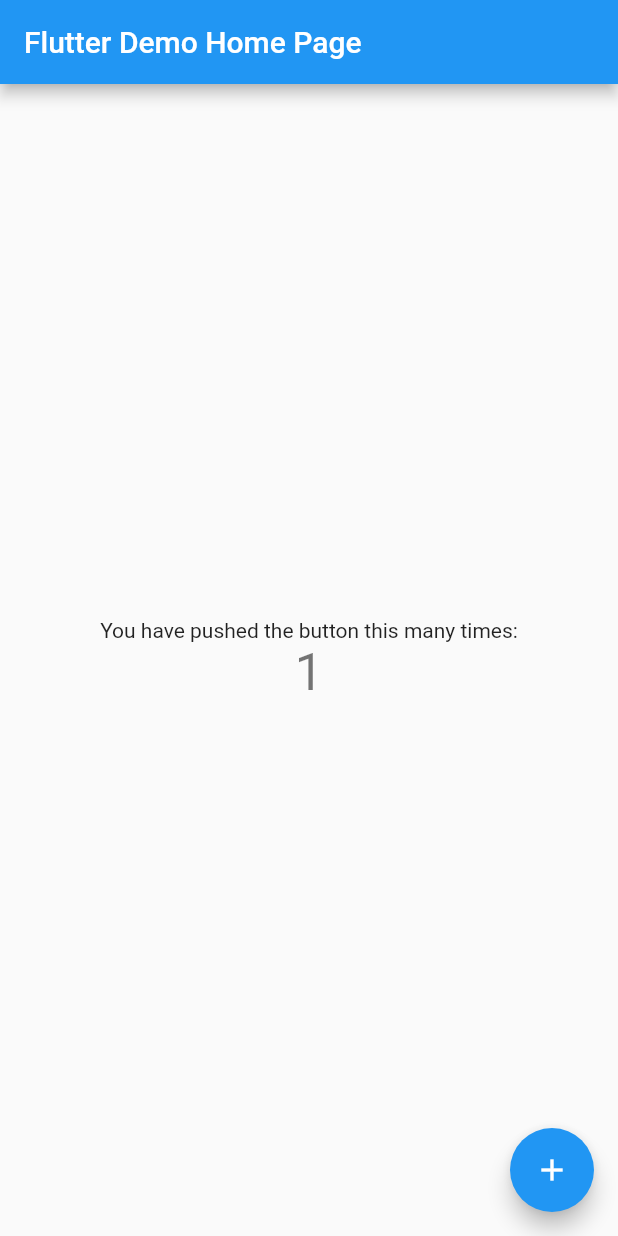
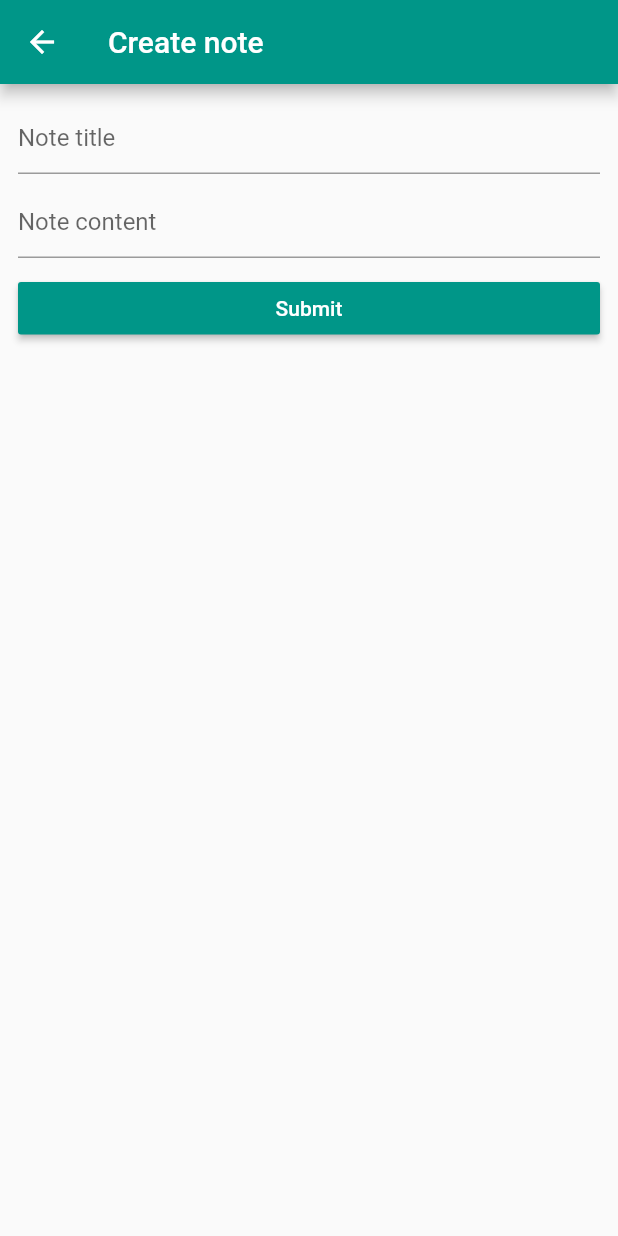
Before and after one commit to AbhishekMaira10/Flutter-Mini-Projects, a Flutter app: the screen it shows after launch, after a tap on the "add" icon, on a phone screen of 412 x 824 dp. Run offline on Flutter 3.47's test engine with Material 2 defaults, Android fonts, the phone set to English and light mode, and no system bars; our stand-ins replace google_maps_flutter; network calls fail.

Commit message:
basic ui

```diff
--- a/notes_app/lib/main.dart
+++ b/notes_app/lib/main.dart
@@ -1,111 +1,18 @@
 import 'package:flutter/material.dart';
+import 'package:notes_app/views/note_list.dart';
 
-void main() => runApp(MyApp());
+void main() => runApp(App());
 
-class MyApp extends StatelessWidget {
-  // This widget is the root of your application.
+class App extends StatelessWidget {
   @override
   Widget build(BuildContext context) {
     return MaterialApp(
       title: 'Flutter Demo',
       theme: ThemeData(
-        // This is the theme of your application.
-        //
-        // Try running your application with "flutter run". You'll see the
-        // application has a blue toolbar. Then, without quitting the app, try
-        // changing the primarySwatch below to Colors.green and then invoke
-        // "hot reload" (press "r" in the console where you ran "flutter run",
-        // or simply save your changes to "hot reload" in a Flutter IDE).
-        // Notice that the counter didn't reset back to zero; the application
-        // is not restarted.
-        primarySwatch: Colors.blue,
+        primarySwatch: Colors.teal,
       ),
-      home: MyHomePage(title: 'Flutter Demo Home Page'),
+      debugShowCheckedModeBanner: false,
+      home: NoteList(),
     );
   }
 }
-
-class MyHomePage extends StatefulWidget {
-  MyHomePage({Key key, this.title}) : super(key: key);
-
-  // This widget is the home page of your application. It is stateful, meaning
-  // that it has a State object (defined below) that contains fields that affect
-  // how it looks.
-
-  // This class is the configuration for the state. It holds the values (in this
-  // case the title) provided by the parent (in this case the App widget) and
-  // used by the build method of the State. Fields in a Widget subclass are
-  // always marked "final".
-
-  final String title;
-
-  @override
-  _MyHomePageState createState() => _MyHomePageState();
-}
-
-class _MyHomePageState extends State<MyHomePage> {
-  int _counter = 0;
-
-  void _incrementCounter() {
-    setState(() {
-      // This call to setState tells the Flutter framework that something has
-      // changed in this State, which causes it to rerun the build method below
-      // so that the display can reflect the updated values. If we changed
-      // _counter without calling setState(), then the build method would not be
-      // called again, and so nothing would appear to happen.
-      _counter++;
-    });
-  }
-
-  @override
-  Widget build(BuildContext context) {
-    // This method is rerun every time setState is called, for instance as done
-    // by the _incrementCounter method above.
-    //
-    // The Flutter framework has been optimized to make rerunning build methods
-    // fast, so that you can just rebuild anything that needs updating rather
-    // than having to individually change instances of widgets.
-    return Scaffold(
-      appBar: AppBar(
-        // Here we take the value from the MyHomePage object that was created by
-        // the App.build method, and use it to set our appbar title.
-        title: Text(widget.title),
-      ),
-      body: Center(
-        // Center is a layout widget. It takes a single child and positions it
-        // in the middle of the parent.
-        child: Column(
-          // Column is also a layout widget. It takes a list of children and
-          // arranges them vertically. By default, it sizes itself to fit its
-          // children horizontally, and tries to be as tall as its parent.
-          //
-          // Invoke "debug painting" (press "p" in the console, choose the
-          // "Toggle Debug Paint" action from the Flutter Inspector in Android
-          // Studio, or the "Toggle Debug Paint" command in Visual Studio Code)
-          // to see the wireframe for each widget.
-          //
-          // Column has various properties to control how it sizes itself and
-          // how it positions its children. Here we use mainAxisAlignment to
-          // center the children vertically; the main axis here is the vertical
-          // axis because Columns are vertical (the cross axis would be
-          // horizontal).
-          mainAxisAlignment: MainAxisAlignment.center,
-          children: <Widget>[
-            Text(
-              'You have pushed the button this many times:',
-            ),
-            Text(
-              '$_counter',
-              style: Theme.of(context).textTheme.display1,
-            ),
-          ],
-        ),
-      ),
-      floatingActionButton: FloatingActionButton(
-        onPressed: _incrementCounter,
-        tooltip: 'Increment',
-        child: Icon(Icons.add),
-      ), // This trailing comma makes auto-formatting nicer for build methods.
-    );
-  }
-}
--- /dev/null
+++ b/notes_app/lib/views/note_list.dart
@@ -0,0 +1,79 @@
+import 'package:flutter/material.dart';
+import 'package:notes_app/models/note_for_listing.dart';
+import 'package:notes_app/views/note_delete.dart';
+import 'package:notes_app/views/note_modify.dart';
+
+class NoteList extends StatelessWidget {
+  final notes = [
+    new NoteForListing(
+        noteID: "1",
+        createDateTime: DateTime.now(),
+        latestEditDateTime: DateTime.now(),
+        noteTitle: "Note 1"),
+    new NoteForListing(
+        noteID: "2",
+        createDateTime: DateTime.now(),
+        latestEditDateTime: DateTime.now(),
+        noteTitle: "Note 2"),
+    new NoteForListing(
+        noteID: "3",
+        createDateTime: DateTime.now(),
+        latestEditDateTime: DateTime.now(),
+        noteTitle: "Note 3"),
+  ];
+
+  String formatDateTime(DateTime dateTime) {
+    return '${dateTime.day}/${dateTime.month}/${dateTime.year}';
+  }
+
+  @override
+  Widget build(BuildContext context) {
+    return Scaffold(
+      appBar: AppBar(title: Text('List of notes')),
+      floatingActionButton: FloatingActionButton(
+        onPressed: () {
+          Navigator.of(context)
+              .push(MaterialPageRoute(builder: (_) => NoteModify()));
+        },
+        child: Icon(Icons.add),
+      ),
+      body: ListView.separated(
+        separatorBuilder: (_, __) => Divider(height: 1, color: Colors.green),
+        itemBuilder: (_, index) {
+          return Dismissible(
+            key: ValueKey(notes[index].noteID),
+            direction: DismissDirection.startToEnd,
+            onDismissed: (direction) {},
+            confirmDismiss: (direction) async {
+              final result = await showDialog(
+                  context: context, builder: (_) => NoteDelete());
+              print(result);
+              return result;
+            },
+            background: Container(
+              color: Colors.red,
+              padding: EdgeInsets.only(left: 16),
+              child: Align(
+                child: Icon(Icons.delete, color: Colors.white),
+                alignment: Alignment.centerLeft,
+              ),
+            ),
+            child: ListTile(
+              title: Text(
+                notes[index].noteTitle,
+                style: TextStyle(color: Colors.blue),
+              ),
+              subtitle: Text(
+                  'Last edited on ${formatDateTime(notes[index].latestEditDateTime)}'),
+              onTap: () {
+                Navigator.of(context).push(MaterialPageRoute(
+                    builder: (_) => NoteModify(noteID: notes[index].noteID)));
+              },
+            ),
+          );
+        },
+        itemCount: notes.length,
+      ),
+    );
+  }
+}
--- /dev/null
+++ b/notes_app/lib/views/note_modify.dart
@@ -0,0 +1,41 @@
+import 'package:flutter/material.dart';
+
+class NoteModify extends StatelessWidget {
+  NoteModify({this.noteID});
+  final String noteID;
+
+  bool get isEditing => noteID != null;
+
+  @override
+  Widget build(BuildContext context) {
+    return Scaffold(
+      appBar: AppBar(title: Text(isEditing ? 'Edit note' : 'Create note')),
+      body: Padding(
+        padding: const EdgeInsets.all(12.0),
+        child: Column(
+          children: <Widget>[
+            TextField(
+              decoration: InputDecoration(hintText: 'Note title'),
+            ),
+            Container(height: 8),
+            TextField(
+              decoration: InputDecoration(hintText: 'Note content'),
+            ),
+            Container(height: 16),
+            SizedBox(
+              width: double.infinity,
+              height: 35,
+              child: RaisedButton(
+                child: Text('Submit', style: TextStyle(color: Colors.white)),
+                color: Theme.of(context).primaryColor,
+                onPressed: () {
+                  Navigator.of(context).pop();
+                },
+              ),
+            )
+          ],
+        ),
+      ),
+    );
+  }
+}
```
Also changed, not shown: notes_app/lib/models/note_for_listing.dart (added, +12 -0 lines), notes_app/lib/views/note_delete.dart (added, +25 -0 lines), 1 other file.
